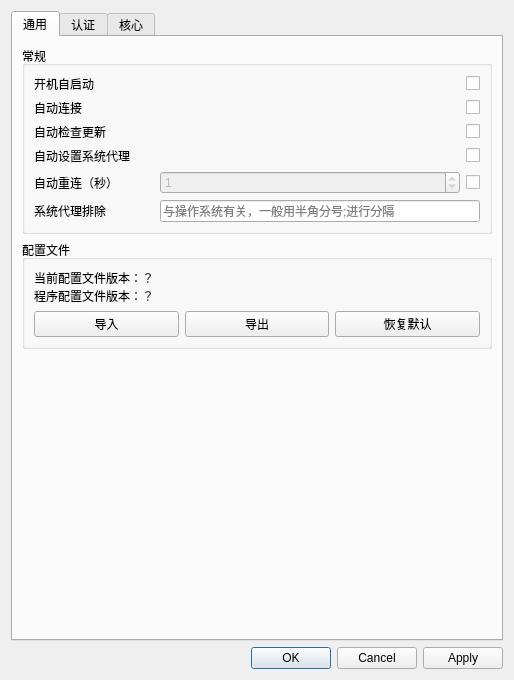
First picture: the form in settingwindow/settingwindow.ui, repository A-Archives-and-Forks/EZ4Connect, before the edit.
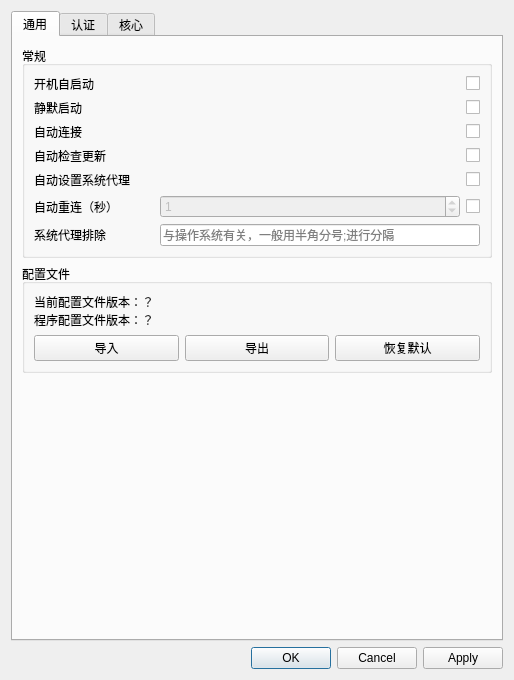
Second picture: the form after the edit.

Commit message: feat: 支持静默启动 (Closes: #30)

```diff
--- a/settingwindow/settingwindow.ui
+++ b/settingwindow/settingwindow.ui
@@ -87,7 +87,7 @@
           <string>常规</string>
          </property>
          <layout class="QGridLayout" name="gridLayout_7">
-          <item row="2" column="2">
+          <item row="3" column="2">
            <widget class="QCheckBox" name="checkUpdateAfterStartCheckBox">
             <property name="text">
              <string/>
@@ -101,7 +101,14 @@
             </property>
            </widget>
           </item>
-          <item row="4" column="0">
+          <item row="1" column="2">
+           <widget class="QCheckBox" name="silentStartCheckBox">
+            <property name="text">
+             <string/>
+            </property>
+           </widget>
+          </item>
+          <item row="5" column="0">
            <widget class="QLabel" name="zjuConnectTabLabel7">
             <property name="text">
              <string>自动重连（秒）</string>
@@ -115,7 +122,7 @@
             </property>
            </widget>
           </item>
-          <item row="4" column="2">
+          <item row="5" column="2">
            <widget class="QCheckBox" name="autoReconnectCheckBox">
             <property name="text">
              <string/>
@@ -125,7 +132,7 @@
             </property>
            </widget>
           </item>
-          <item row="0" column="1" rowspan="4">
+          <item row="0" column="1" rowspan="6">
            <spacer name="horizontalSpacer_3">
             <property name="orientation">
              <enum>Qt::Orientation::Horizontal</enum>
@@ -138,7 +145,7 @@
             </property>
            </spacer>
           </item>
-          <item row="6" column="1" colspan="2">
+          <item row="7" column="1" colspan="2">
            <widget class="QLineEdit" name="systemProxyBypassLineEdit">
             <property name="placeholderText">
              <string>与操作系统有关，一般用半角分号;进行分隔</string>
@@ -146,48 +153,55 @@
            </widget>
           </item>
           <item row="1" column="0">
+           <widget class="QLabel" name="commonTabLabelSilentStart">
+            <property name="text">
+             <string>静默启动</string>
+            </property>
+           </widget>
+          </item>
+          <item row="2" column="0">
            <widget class="QLabel" name="commonTabLable5">
             <property name="text">
              <string>自动连接</string>
             </property>
            </widget>
           </item>
-          <item row="6" column="0">
+          <item row="7" column="0">
            <widget class="QLabel" name="zjuConnectTabLabel11">
             <property name="text">
              <string>系统代理排除</string>
             </property>
            </widget>
           </item>
-          <item row="2" column="0">
+          <item row="3" column="0">
            <widget class="QLabel" name="commonTabLable6">
             <property name="text">
              <string>自动检查更新</string>
             </property>
            </widget>
           </item>
-          <item row="3" column="2">
+          <item row="4" column="2">
            <widget class="QCheckBox" name="autoSetProxyCheckBox">
             <property name="text">
              <string/>
             </property>
            </widget>
           </item>
-          <item row="1" column="2">
+          <item row="2" column="2">
            <widget class="QCheckBox" name="connectAfterStartCheckBox">
             <property name="text">
              <string/>
             </property>
            </widget>
           </item>
-          <item row="3" column="0">
+          <item row="4" column="0">
            <widget class="QLabel" name="commonTabLable4_2">
             <property name="text">
              <string>自动设置系统代理</string>
             </property>
            </widget>
           </item>
-          <item row="4" column="1">
+          <item row="5" column="1">
            <widget class="QSpinBox" name="reconnectTimeSpinBox">
             <property name="enabled">
              <bool>false</bool>
@@ -200,7 +214,7 @@
             </property>
            </widget>
           </item>
-          <item row="7" column="0">
+          <item row="8" column="0">
            <spacer name="horizontalSpacer_4">
             <property name="orientation">
              <enum>Qt::Orientation::Horizontal</enum>
```
The commit also changes 5 other files.
